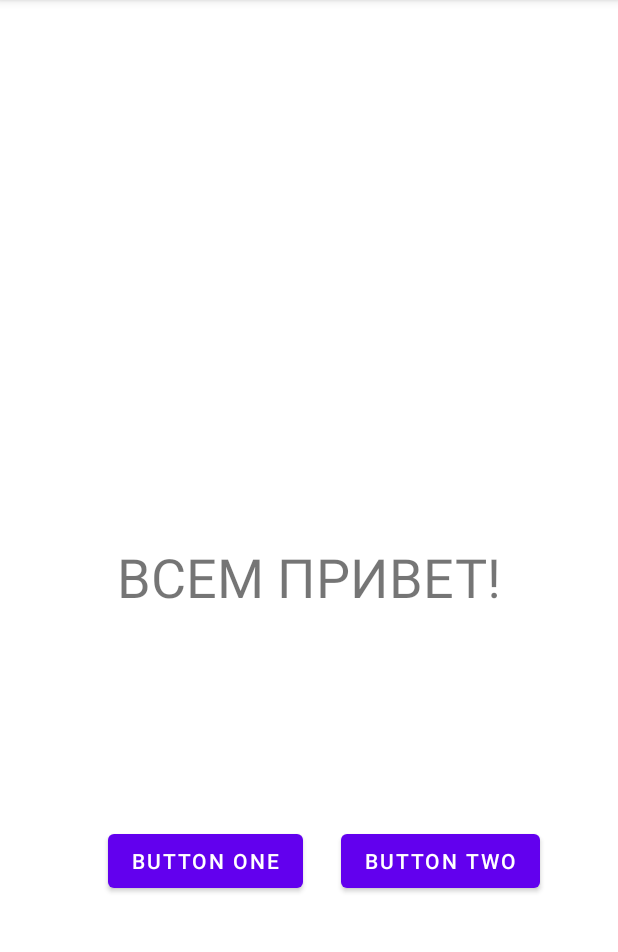
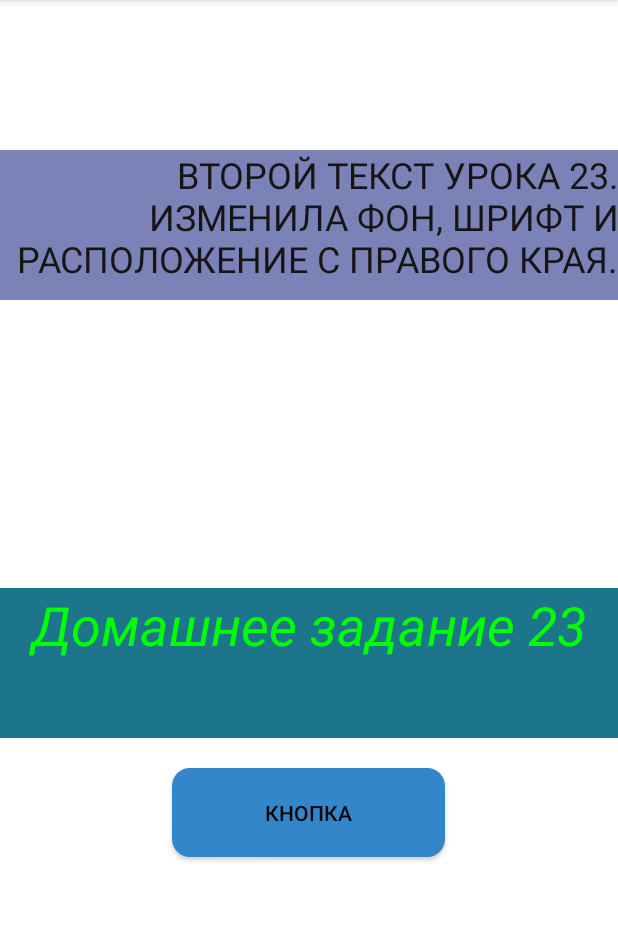
Before and after one commit to Aisuluu1980/Weather, an Android app: the screen it shows after launch (MainActivity), on a phone screen of 412 x 824 dp, the part 84-1036 px from its top. Run offline under Robolectric (Android 15) with nearby library versions, the phone set to English and light mode, and no system bars.

Commit message:
Done and added lesson23, homework23 'TextView' and Button.

```diff
--- a/app/src/main/java/kg/tutorialapp/weather/MainActivity.kt
+++ b/app/src/main/java/kg/tutorialapp/weather/MainActivity.kt
@@ -7,5 +7,6 @@ class MainActivity : AppCompatActivity() {
     override fun onCreate(savedInstanceState: Bundle?) {
         super.onCreate(savedInstanceState)
         setContentView(R.layout.activity_main)
+
     }
 }
--- /dev/null
+++ b/app/src/main/res/drawable/bg_button.xml
@@ -0,0 +1,13 @@
+<?xml version="1.0" encoding="utf-8"?>
+
+<shape xmlns:android="http://schemas.android.com/apk/res/android"
+    android:shape="rectangle" >
+<!--    //тут говориться, что рисовать в background надо прямоугольник. Еще есть oval, line и ring.-->
+<solid android:color="#3286C9" />
+<!--    //solid - сплошная заливка. Цвет указываем из ресурсов, либо указываем прям тут color="#FF0000FF"-->
+
+<corners android:radius="12dp"/>
+<!--//указываем радиус закругления углов. Можно указать каждому углу свой. Ссылаемся на ресурсы или сразу числом radius="5dp"-->
+
+
+</shape>
--- a/app/src/main/res/layout/activity_main.xml
+++ b/app/src/main/res/layout/activity_main.xml
@@ -1,45 +1,72 @@
 <?xml version="1.0" encoding="utf-8"?>
-<androidx.constraintlayout.widget.ConstraintLayout xmlns:android="http://schemas.android.com/apk/res/android"
+<LinearLayout xmlns:android="http://schemas.android.com/apk/res/android"
     xmlns:app="http://schemas.android.com/apk/res-auto"
     xmlns:tools="http://schemas.android.com/tools"
     android:layout_width="match_parent"
     android:layout_height="match_parent"
+    android:orientation="vertical"
     tools:context=".MainActivity">
 
     <TextView
-        android:id="@+id/textView"
-        android:layout_width="wrap_content"
-        android:layout_height="wrap_content"
-        android:text="@string/main_text"
+        android:id="@+id/view"
+        android:layout_width="match_parent"
+        android:layout_height="100dp"
+        android:background="#2D46E8"
+        android:clickable="true"
+        android:focusable="true"
+        android:text="@string/text1"
+        android:textAlignment="center"
+        android:textColor="#171414"
+        android:textSize="28sp"
+        android:textStyle="bold"
+        android:visibility="invisible"/>
+
+    <TextView
+        android:id="@+id/view1"
+        android:layout_width="match_parent"
+        android:layout_height="100dp"
+        android:background="#7A82B8"
+        android:clickable="true"
+        android:focusable="true"
+        android:text="@string/text_first"
+        android:textAlignment="textEnd"
+        android:textColor="#171414"
+        android:textSize="24sp"
+        android:textStyle="normal"
+        android:textAllCaps="true"/>
+
+    <TextView
+        android:id="@+id/view2"
+        android:layout_width="match_parent"
+        android:layout_height="100dp"
+        android:layout_marginTop="@android:dimen/thumbnail_height"
+        android:background="#1C758B"
+        android:clickable="true"
+        android:focusable="true"
+        android:text="@string/text2"
+        android:textAlignment="center"
         android:textSize="36sp"
-        app:layout_constraintBottom_toBottomOf="parent"
-        app:layout_constraintLeft_toLeftOf="parent"
-        app:layout_constraintRight_toRightOf="parent"
-        app:layout_constraintTop_toTopOf="parent" />
+        android:textStyle="italic"
+        android:textColor="@color/green"/>
 
-    <Button
+<!--    вместо Button прописала так и сработал фон кнопки-->
+    <androidx.appcompat.widget.AppCompatButton
         android:id="@+id/button"
-        android:layout_width="wrap_content"
-        android:layout_height="wrap_content"
-        android:layout_marginTop="128dp"
-        android:text="@string/second_button"
-        app:layout_constraintBottom_toBottomOf="parent"
-        app:layout_constraintEnd_toStartOf="@+id/button2"
-        app:layout_constraintHorizontal_bias="0.743"
-        app:layout_constraintStart_toStartOf="parent"
-        app:layout_constraintTop_toBottomOf="@+id/textView"
-        app:layout_constraintVertical_bias="0.072" />
+        android:layout_width="182dp"
+        android:layout_height="59dp"
+        android:layout_gravity="center"
+        android:layout_marginTop="20dp"
+        android:background="@drawable/bg_button"
+        android:insetTop="6dp"
+        android:insetBottom="6dp"
+        android:text="@string/button"
+        android:textColor="@color/black" />
 
-    <Button
-        android:id="@+id/button2"
-        android:layout_width="wrap_content"
-        android:layout_height="wrap_content"
-        android:layout_marginTop="128dp"
-        android:layout_marginEnd="52dp"
-        android:text="@string/first_button"
-        app:layout_constraintBottom_toBottomOf="parent"
-        app:layout_constraintEnd_toEndOf="parent"
-        app:layout_constraintTop_toBottomOf="@+id/textView"
-        app:layout_constraintVertical_bias="0.072" />
+</LinearLayout>
 
-</androidx.constraintlayout.widget.ConstraintLayout>
+<!--wrap_content- ширина и высота в зависимости от размера текста-->
+<!--match_parent- ширина и высота будет равна родительскому контейнеру, а можно задать высоту и ширину в dp-->
+<!--visibility  gone-пропадает текст в контейнере вместе со своим участком во view,
+ invisible- view занимает участок экрана, но текст не виден, как пустой контейнер
+ visibility-текст видно, по умолчанию visibility поэтому можно не указывать-->
+<!--clickable- true- кликабельный текст -->
--- a/app/src/main/res/values/colors.xml
+++ b/app/src/main/res/values/colors.xml
@@ -7,4 +7,7 @@
     <color name="teal_700">#FF018786</color>
     <color name="black">#FF000000</color>
     <color name="white">#FFFFFFFF</color>
+    <color name="green">#00FF00</color>
+    <color name="red">#E0153B</color>
+
 </resources>
--- a/app/src/main/res/values/strings.xml
+++ b/app/src/main/res/values/strings.xml
@@ -3,4 +3,8 @@
     <string name="main_text">ВСЕМ ПРИВЕТ!</string>
     <string name="first_button">Button two</string>
     <string name="second_button">Button one</string>
+    <string name="text1">Урок 23</string>
+    <string name="text2">Домашнее задание  23</string>
+    <string name="button">Кнопка</string>
+    <string name="text_first">Второй текст урока 23. Изменила фон, шрифт и расположение с правого края.</string>
 </resources>
```
